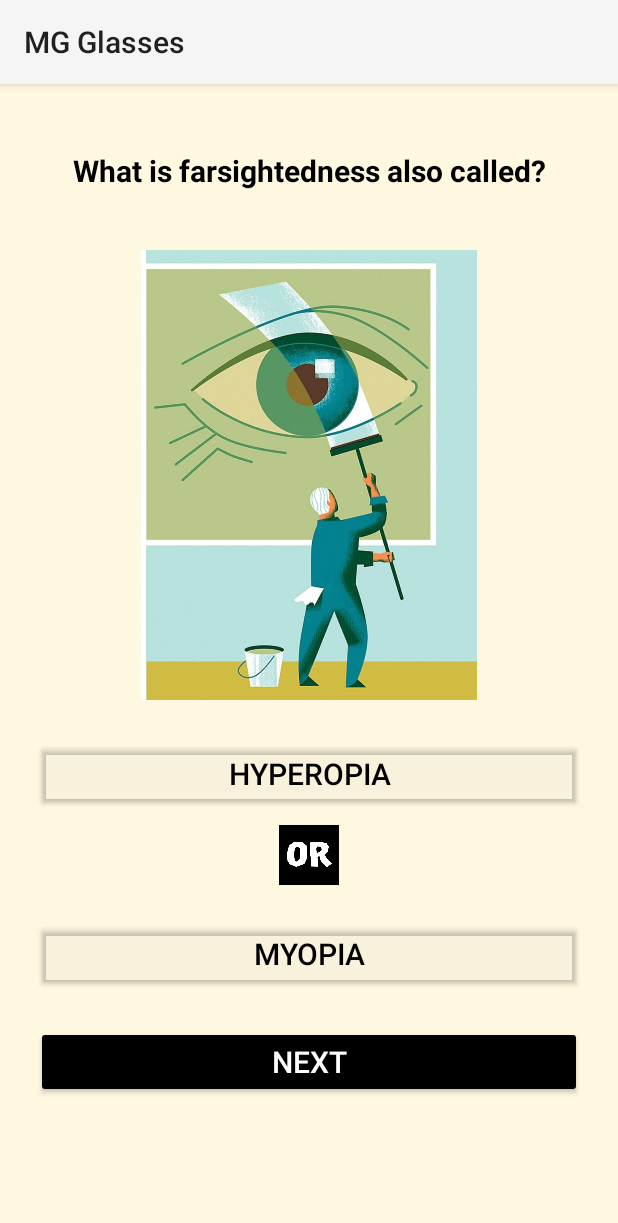
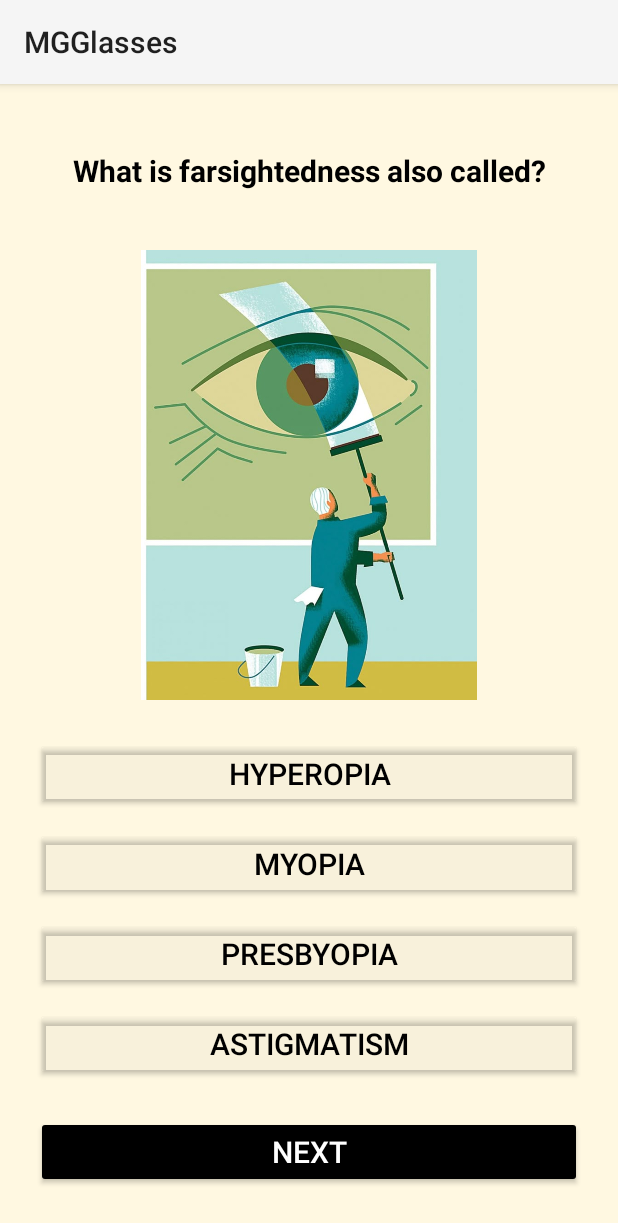
Before and after one commit to TatevTonoyan/MGGlasses, an Android app: the QuizActivity2 screen opened directly, with no data from a screen before it, on a phone screen of 412 x 824 dp. Shown: the top 1223 px of the screen. Run offline under Robolectric (Android 15) with nearby library versions, the phone set to English and light mode, and no system bars.

Commit message:
Progect 22

```diff
--- a/app/src/main/java/com/example/firstactivity/QuizActivity2.java
+++ b/app/src/main/java/com/example/firstactivity/QuizActivity2.java
@@ -3,9 +3,8 @@ package com.example.firstactivity;
 import android.content.Context;
 import android.content.Intent;
 import android.content.SharedPreferences;
+import android.graphics.Color;
 import android.os.Bundle;
-import android.view.Menu;
-import android.view.MenuItem;
 import android.view.View;
 import android.widget.Button;
 import android.widget.TextView;
@@ -13,15 +12,18 @@ import android.widget.TextView;
 import androidx.appcompat.app.AppCompatActivity;
 
 import java.util.ArrayList;
+import java.util.Collections;
+import java.util.List;
 
 public class QuizActivity2 extends AppCompatActivity {
 
     private TextView questionText;
-    private Button option1, option2, nextButton;
+    private Button option1, option2, option3, option4, nextButton;
     private ArrayList<Question> questions;
     private int currentIndex = 0;
     private int score = 0;
     private boolean answered = false;
+    private String currentCorrectAnswer;
 
     @Override
     protected void onCreate(Bundle savedInstanceState) {
@@ -31,6 +33,8 @@ public class QuizActivity2 extends AppCompatActivity {
         questionText = findViewById(R.id.question_text);
         option1 = findViewById(R.id.option_1);
         option2 = findViewById(R.id.option_2);
+        option3 = findViewById(R.id.option_3);
+        option4 = findViewById(R.id.option_4);
         nextButton = findViewById(R.id.next_button);
 
         loadQuestions();
@@ -39,68 +43,112 @@ public class QuizActivity2 extends AppCompatActivity {
         View.OnClickListener listener = view -> {
             if (!answered) {
                 Button selected = (Button) view;
-                if (selected.getText().equals(questions.get(currentIndex).correctAnswer)) {
+
+                if (selected.getText().equals(currentCorrectAnswer)) {
+                    selected.setBackgroundColor(Color.GREEN);
                     score++;
+                } else {
+                    selected.setBackgroundColor(Color.RED);
+                    highlightCorrectAnswer(currentCorrectAnswer);
                 }
+
                 answered = true;
             }
         };
 
         option1.setOnClickListener(listener);
         option2.setOnClickListener(listener);
+        option3.setOnClickListener(listener);
+        option4.setOnClickListener(listener);
 
         nextButton.setOnClickListener(v -> {
             if (answered) {
                 currentIndex++;
                 if (currentIndex < questions.size()) {
+                    resetButtonColors();
                     showQuestion();
                     answered = false;
                 } else {
-                    saveScore(score); // Save the score
-                    startActivity(new Intent(QuizActivity2.this, UserProfileActivity.class)); // Go to UserProfileActivity
+                    saveScore(score);
+                    startActivity(new Intent(QuizActivity2.this, UserProfileActivity.class));
                     finish();
                 }
             }
         });
     }
 
+    private void highlightCorrectAnswer(String correctAnswer) {
+        if (option1.getText().equals(correctAnswer)) {
+            option1.setBackgroundColor(Color.GREEN);
+        } else if (option2.getText().equals(correctAnswer)) {
+            option2.setBackgroundColor(Color.GREEN);
+        } else if (option3.getText().equals(correctAnswer)) {
+            option3.setBackgroundColor(Color.GREEN);
+        } else if (option4.getText().equals(correctAnswer)) {
+            option4.setBackgroundColor(Color.GREEN);
+        }
+    }
+
+    private void resetButtonColors() {
+        int originalColor = getResources().getColor(R.color.celadon);
+        option1.setBackgroundColor(originalColor);
+        option2.setBackgroundColor(originalColor);
+        option3.setBackgroundColor(originalColor);
+        option4.setBackgroundColor(originalColor);
+    }
+
     private void showQuestion() {
         Question q = questions.get(currentIndex);
         questionText.setText(q.questionText);
-        option1.setText(q.optionA);
-        option2.setText(q.optionB);
+
+        List<String> options = new ArrayList<>();
+        options.add(q.optionA);
+        options.add(q.optionB);
+        options.add(q.optionC);
+        options.add(q.optionD);
+        Collections.shuffle(options);
+
+        option1.setText(options.get(0));
+        option2.setText(options.get(1));
+        option3.setText(options.get(2));
+        option4.setText(options.get(3));
+
+        currentCorrectAnswer = q.correctAnswer;
     }
 
     private void saveScore(int score) {
         SharedPreferences prefs = getSharedPreferences("quiz_results", Context.MODE_PRIVATE);
-        prefs.edit().putInt("score", score).apply();  // Save the score in SharedPreferences
+        prefs.edit().putInt("score", score).apply();
     }
 
     private void loadQuestions() {
         questions = new ArrayList<>();
-        questions.add(new Question("What is farsightedness also called?", "Hyperopia", "Myopia", "Hyperopia"));
-        questions.add(new Question("What does myopia affect?", "Near vision", "Distant vision", "Distant vision"));
-        questions.add(new Question("What does hyperopia affect?", "Near vision", "Distant vision", "Near vision"));
-        questions.add(new Question("What shape is a myopic eye?", "Too long", "Too short", "Too long"));
-        questions.add(new Question("What causes light to focus in front of the retina?", "Myopia", "Hyperopia", "Myopia"));
-        questions.add(new Question("What kind of lens corrects hyperopia?", "Convex", "Concave", "Convex"));
-        questions.add(new Question("What kind of lens corrects myopia?", "Concave", "Convex", "Concave"));
-        questions.add(new Question("Which condition makes distant objects blurry?", "Myopia", "Hyperopia", "Myopia"));
-        questions.add(new Question("Which condition makes close objects blurry?", "Hyperopia", "Myopia", "Hyperopia"));
-        questions.add(new Question("Which condition often starts in childhood?", "Myopia", "Hyperopia", "Myopia"));
-        questions.add(new Question("Which condition is often age-related?", "Hyperopia", "Myopia", "Hyperopia"));
-        questions.add(new Question("Which lens is thicker at the edges?", "Concave", "Convex", "Concave"));
-        questions.add(new Question("Which lens is thicker in the center?", "Convex", "Concave", "Convex"));
-        questions.add(new Question("Can both conditions be corrected with glasses?", "Yes", "No", "Yes"));
-        questions.add(new Question("Does myopia increase with screen time?", "Yes", "No", "Yes"));
+        questions.add(new Question("What is farsightedness also called?", "Hyperopia", "Myopia", "Astigmatism", "Presbyopia", "Hyperopia"));
+        questions.add(new Question("What does myopia affect?", "Near vision", "Distant vision", "Color vision", "Peripheral vision", "Distant vision"));
+        questions.add(new Question("What does hyperopia affect?", "Near vision", "Distant vision", "Peripheral vision", "Depth perception", "Near vision"));
+        questions.add(new Question("What shape is a myopic eye?", "Too long", "Too short", "Oval", "Flat", "Too long"));
+        questions.add(new Question("What causes light to focus in front of the retina?", "Myopia", "Hyperopia", "Astigmatism", "Presbyopia", "Myopia"));
+        questions.add(new Question("What kind of lens corrects hyperopia?", "Convex", "Concave", "Flat", "Bifocal", "Convex"));
+        questions.add(new Question("What kind of lens corrects myopia?", "Concave", "Convex", "Progressive", "Bifocal", "Concave"));
+        questions.add(new Question("Which condition makes distant objects blurry?", "Myopia", "Hyperopia", "Presbyopia", "Astigmatism", "Myopia"));
+        questions.add(new Question("Which condition makes close objects blurry?", "Hyperopia", "Myopia", "Glaucoma", "Cataract", "Hyperopia"));
+        questions.add(new Question("Which condition often starts in childhood?", "Myopia", "Hyperopia", "Presbyopia", "Macular degeneration", "Myopia"));
+        questions.add(new Question("Which condition is often age-related?", "Hyperopia", "Myopia", "Color blindness", "Astigmatism", "Hyperopia"));
+        questions.add(new Question("Which lens is thicker at the edges?", "Concave", "Convex", "Cylindrical", "Flat", "Concave"));
+        questions.add(new Question("Which lens is thicker in the center?", "Convex", "Concave", "Flat", "Spherical", "Convex"));
+        questions.add(new Question("Can both conditions be corrected with glasses?", "Yes", "No", "Only myopia", "Only hyperopia", "Yes"));
+        questions.add(new Question("Does myopia increase with screen time?", "Yes", "No", "Only at night", "Only in kids", "Yes"));
     }
 
     static class Question {
-        String questionText, optionA, optionB, correctAnswer;
-        Question(String q, String a, String b, String correct) {
+        String questionText, optionA, optionB, optionC, optionD, correctAnswer;
+
+        Question(String q, String a, String b, String c, String d, String correct) {
             questionText = q;
             optionA = a;
             optionB = b;
+            optionC = c;
+            optionD = d;
             correctAnswer = correct;
         }
     }
--- a/app/src/main/res/layout/activity_quuiz.xml
+++ b/app/src/main/res/layout/activity_quuiz.xml
@@ -38,12 +38,6 @@
         android:gravity="center"
         android:text="Option 1"/>
 
-    <ImageView
-        android:layout_width="40dp"
-        android:layout_height="60dp"
-        android:src="@drawable/or"
-        android:layout_gravity="center"
-        />
     <Button
         android:id="@+id/option_2"
         android:layout_width="match_parent"
@@ -56,6 +50,34 @@
         android:paddingEnd="10dp"
         android:gravity="center"
         android:layout_marginTop="12dp"/>
+    <!-- Existing option_1 and option_2 buttons... -->
+
+    <Button
+        android:id="@+id/option_3"
+        android:layout_width="match_parent"
+        android:layout_height="wrap_content"
+        android:text="Option 3"
+        android:textColor="@color/black"
+        android:backgroundTint="@color/celadon"
+        android:textSize="20sp"
+        android:paddingStart="10dp"
+        android:paddingEnd="10dp"
+        android:gravity="center"
+        android:layout_marginTop="12dp" />
+
+    <Button
+        android:id="@+id/option_4"
+        android:layout_width="match_parent"
+        android:layout_height="wrap_content"
+        android:text="Option 4"
+        android:textColor="@color/black"
+        android:backgroundTint="@color/celadon"
+        android:textSize="20sp"
+        android:paddingStart="10dp"
+        android:paddingEnd="10dp"
+        android:gravity="center"
+        android:layout_marginTop="12dp" />
+
 
     <Button
         android:id="@+id/next_button"
@@ -69,4 +91,5 @@
         android:layout_width="match_parent"
         android:layout_height="wrap_content"
         android:layout_marginTop="24dp"/>
+
 </LinearLayout>
--- a/app/src/main/res/values/strings.xml
+++ b/app/src/main/res/values/strings.xml
@@ -1,5 +1,5 @@
 <resources>
-    <string name="MGGlasses">MG Glasses</string>
+    <string name="MGGlasses">MGGlasses</string>
     <!-- Strings used for fragments for navigation -->
     <string name="first_fragment_label">First Fragment</string>
     <string name="second_fragment_label">Second Fragment</string>
```
